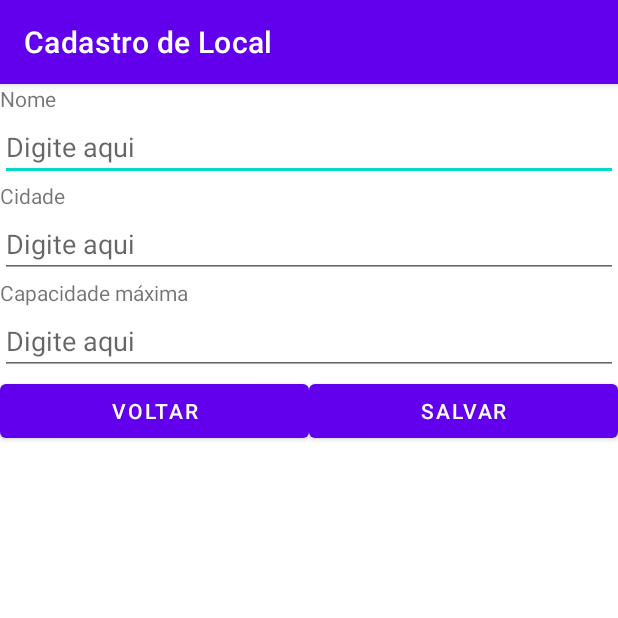
After one commit to carlosroltjr/eventos-mobile, an Android app: the CriarLocalActivity screen opened directly, with no data from a screen before it, on a phone screen of 412 x 824 dp, the top half of it. The commit adds this screen. Run offline under Robolectric (Android 15) with nearby library versions, the phone set to English and light mode, and no system bars.

Commit message:
finalizada nova feature local

```diff
--- a/app/src/main/AndroidManifest.xml
+++ b/app/src/main/AndroidManifest.xml
@@ -9,7 +9,9 @@
         android:roundIcon="@mipmap/ic_launcher_round"
         android:supportsRtl="true"
         android:theme="@style/Theme.Eventosmobile">
-        <activity android:name=".CriarEventoActivity"></activity>
+        <activity android:name=".ListarLocalActivity"></activity>
+        <activity android:name=".CriarLocalActivity" />
+        <activity android:name=".CriarEventoActivity" />
         <activity android:name=".MainActivity">
             <intent-filter>
                 <action android:name="android.intent.action.MAIN" />
--- /dev/null
+++ b/app/src/main/java/com/example/eventos_mobile/CriarLocalActivity.java
@@ -0,0 +1,63 @@
+package com.example.eventos_mobile;
+
+import androidx.appcompat.app.AppCompatActivity;
+
+import android.content.Intent;
+import android.os.Bundle;
+import android.view.View;
+import android.widget.EditText;
+import android.widget.Toast;
+
+import com.example.eventos_mobile.database.LocalDAO;
+import com.example.eventos_mobile.modelo.Local;
+
+public class CriarLocalActivity extends AppCompatActivity {
+
+    private int id = 0;
+    private EditText editTextNome;
+    private EditText editTextCidade;
+    private EditText editTextCapacidade;
+
+    @Override
+    protected void onCreate(Bundle savedInstanceState) {
+        super.onCreate(savedInstanceState);
+        setContentView(R.layout.activity_criar_local);
+        setTitle("Cadastro de Local");
+
+        editTextNome = findViewById(R.id.editText_nome_local);
+        editTextCidade = findViewById(R.id.editText_cidade_local);
+        editTextCapacidade = findViewById(R.id.editTextNumber_capacidade_local);
+
+        carregarLocal();
+    }
+
+    public void carregarLocal() {
+        Intent intent = getIntent();
+
+        if (intent != null && intent.getExtras() != null &&
+                intent.getExtras().get("categoriaEdicao") != null) {
+            Local local = (Local) intent.getExtras().get("localEdicao");
+            editTextNome.setText(local.getNome());
+            editTextCidade.setText(local.getCidade());
+            editTextCapacidade.setText(local.getCapacidade());
+            id = local.getId();
+        }
+    }
+
+    public  void onClickVoltar(View v) { finish(); }
+
+    public void onClickSalvar(View v) {
+        String nome = editTextNome.getText().toString();
+        String cidade = editTextCidade.getText().toString();
+        int capacidade = Integer.parseInt(editTextCapacidade.getText().toString());
+
+        Local local = new Local(id, nome, cidade, capacidade);
+        LocalDAO localDAO = new LocalDAO(getBaseContext());
+        boolean salvou = localDAO.salvar(local);
+        if (salvou) {
+            finish();
+        } else {
+            Toast.makeText(CriarLocalActivity.this, "Erro ao salvar", Toast.LENGTH_LONG).show();
+        }
+    }
+}
--- a/app/src/main/java/com/example/eventos_mobile/MainActivity.java
+++ b/app/src/main/java/com/example/eventos_mobile/MainActivity.java
@@ -86,4 +86,10 @@ public class MainActivity extends AppCompatActivity {
         Intent intent = new Intent(MainActivity.this, CriarEventoActivity.class);
         startActivity(intent);
     }
+
+    public void onClickLocais(View v) {
+        Intent intent = new Intent(MainActivity.this, ListarLocalActivity.class);
+        startActivity(intent);
+        finish();
+    }
 }
--- a/app/src/main/java/com/example/eventos_mobile/database/DatabaseHelper.java
+++ b/app/src/main/java/com/example/eventos_mobile/database/DatabaseHelper.java
@@ -12,7 +12,7 @@ import com.example.eventos_mobile.database.contract.LocalContract;
 public class DatabaseHelper extends SQLiteOpenHelper {
 
     private  static final String DATABASE_NAME = "db.eventos";
-    private static final int DATABASE_VERSION = 1;
+    private static final int DATABASE_VERSION = 3;
 
     public DatabaseHelper(@Nullable Context context) {
         super(context, DATABASE_NAME, null, DATABASE_VERSION);
--- a/app/src/main/java/com/example/eventos_mobile/database/EventosDAO.java
+++ b/app/src/main/java/com/example/eventos_mobile/database/EventosDAO.java
@@ -15,7 +15,7 @@ import java.util.List;
 public class EventosDAO {
 
     private DatabaseGateway databaseGateway;
-    private final String SQL_LISTAR_TODOS = "SELECT evento._id, evento.nome, data, " +
+    private final String SQL_LISTAR_TODOS = "SELECT eventos._id, eventos.nome, data, " +
             "idlocal, local.nome, cidade, capacidade FROM " + EventosEntity.TABLE_NAME +
             " INNER JOIN " + LocalEntity.TABLE_NAME + " ON " + EventosEntity.COLUMN_NAME_ID_LOCAL +
             " = " + LocalEntity.TABLE_NAME + "." + LocalEntity._ID;
--- a/app/src/main/java/com/example/eventos_mobile/database/LocalDAO.java
+++ b/app/src/main/java/com/example/eventos_mobile/database/LocalDAO.java
@@ -56,4 +56,9 @@ public class LocalDAO {
 
         return locais;
     }
+
+    public void excluir(Local local) {
+        databaseGateway.getSqLiteDatabase().delete(LocalEntity.TABLE_NAME,
+                LocalEntity._ID + " LIKE ?", new String[]{String.valueOf(local.getId())});
+    }
 }
--- a/app/src/main/java/com/example/eventos_mobile/database/entity/EventosEntity.java
+++ b/app/src/main/java/com/example/eventos_mobile/database/entity/EventosEntity.java
@@ -7,7 +7,7 @@ public final class EventosEntity implements BaseColumns {
     private EventosEntity() {}
 
     public static final String TABLE_NAME = "eventos";
-    public static final String COLUMN_NAME_NOME = "evento";
+    public static final String COLUMN_NAME_NOME = "nome";
     public static final String COLUMN_NAME_DATA = "data";
     public static final String COLUMN_NAME_ID_LOCAL = "idlocal";
 }
--- /dev/null
+++ b/app/src/main/res/layout/activity_criar_local.xml
@@ -0,0 +1,73 @@
+<?xml version="1.0" encoding="utf-8"?>
+<LinearLayout xmlns:android="http://schemas.android.com/apk/res/android"
+    xmlns:app="http://schemas.android.com/apk/res-auto"
+    xmlns:tools="http://schemas.android.com/tools"
+    android:layout_width="match_parent"
+    android:layout_height="match_parent"
+    android:orientation="vertical"
+    tools:context=".CriarLocalActivity">
+
+    <TextView
+        android:id="@+id/textView_nome_local"
+        android:layout_width="match_parent"
+        android:layout_height="wrap_content"
+        android:text="Nome" />
+
+    <EditText
+        android:id="@+id/editText_nome_local"
+        android:layout_width="match_parent"
+        android:layout_height="wrap_content"
+        android:ems="10"
+        android:hint="Digite aqui"
+        android:inputType="textPersonName" />
+
+    <TextView
+        android:id="@+id/textView_cidade_local"
+        android:layout_width="match_parent"
+        android:layout_height="wrap_content"
+        android:text="Cidade" />
+
+    <EditText
+        android:id="@+id/editText_cidade_local"
+        android:layout_width="match_parent"
+        android:layout_height="wrap_content"
+        android:ems="10"
+        android:hint="Digite aqui"
+        android:inputType="textPersonName" />
+
+    <TextView
+        android:id="@+id/textView_capacidade_local"
+        android:layout_width="match_parent"
+        android:layout_height="wrap_content"
+        android:text="Capacidade máxima" />
+
+    <EditText
+        android:id="@+id/editTextNumber_capacidade_local"
+        android:layout_width="match_parent"
+        android:layout_height="wrap_content"
+        android:ems="10"
+        android:hint="Digite aqui"
+        android:inputType="number" />
+
+    <LinearLayout
+        android:layout_width="match_parent"
+        android:layout_height="match_parent"
+        android:orientation="horizontal">
+
+        <Button
+            android:id="@+id/btn_voltar_local"
+            android:layout_width="wrap_content"
+            android:layout_height="wrap_content"
+            android:layout_weight="1"
+            android:onClick="onClickVoltar"
+            android:text="voltar" />
+
+        <Button
+            android:id="@+id/btn_salvar_local"
+            android:layout_width="wrap_content"
+            android:layout_height="wrap_content"
+            android:layout_weight="1"
+            android:onClick="onClickSalvar"
+            android:text="Salvar" />
+    </LinearLayout>
+</LinearLayout>
```
Also changed, not shown: app/src/main/java/com/example/eventos_mobile/CriarEventoActivity.java (+36 -11 lines), app/src/main/java/com/example/eventos_mobile/ListarLocalActivity.java (added, +88 -0 lines), app/src/main/java/com/example/eventos_mobile/modelo/Local.java (+8 -1 lines), app/src/main/res/layout/activity_criar_evento.xml (+5 -7 lines), app/src/main/res/layout/activity_listar_local.xml (added, +28 -0 lines), app/src/main/res/layout/activity_main.xml (+7 -0 lines), 56 other files.
